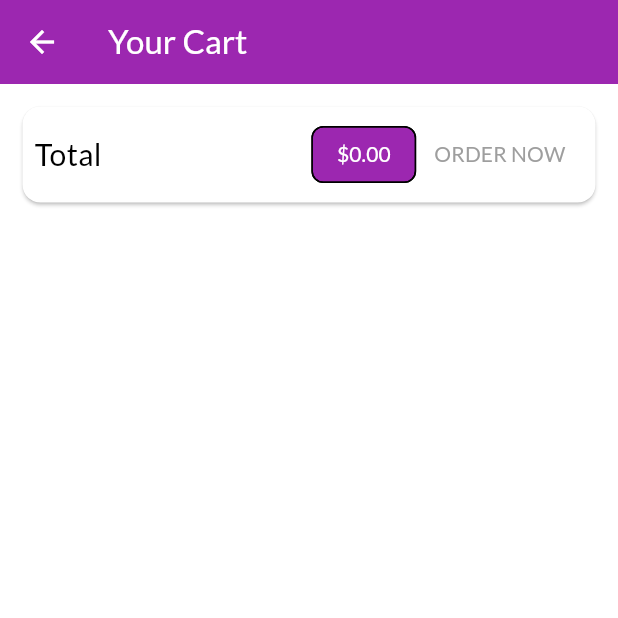
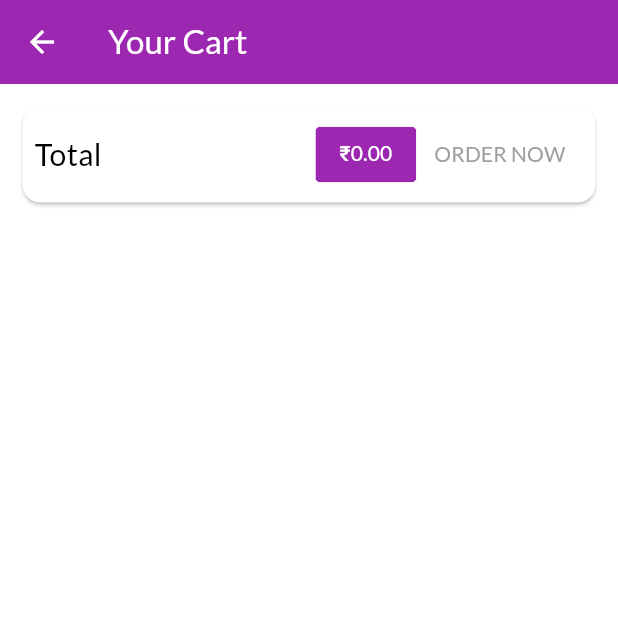
Before and after one commit to KishoreSohanda/ShopMart_app, a Flutter app: the CartScreen screen opened by its route, on a phone screen of 412 x 824 dp, the top half of it. Run offline on Flutter 3.47's test engine with Material 3 defaults, Android fonts, the phone set to English and light mode, and no system bars; our stand-ins replace shared_preferences; accounts and stored records are empty.

Commit message:
Some minor UI changes are added.

```diff
--- a/lib/main.dart
+++ b/lib/main.dart
@@ -45,7 +45,6 @@ class MyApp extends StatelessWidget {
         builder: (context, authValue, child) => MaterialApp(
           title: 'MyShop',
           theme: ThemeData(
-              primarySwatch: Colors.purple,
               colorScheme: const ColorScheme.light().copyWith(
                   primary: Colors.purple, secondary: Colors.deepOrange),
               // colorScheme: ColorScheme.fromSwatch(
--- a/lib/screens/cart_screen.dart
+++ b/lib/screens/cart_screen.dart
@@ -32,8 +32,12 @@ class CartScreen extends StatelessWidget {
                   ),
                   const Spacer(),
                   Chip(
+                    side: BorderSide.none,
+                    shape: BeveledRectangleBorder(
+                      borderRadius: BorderRadius.circular(2),
+                    ),
                     label: Text(
-                      '\$${cart.totalAmount.toStringAsFixed(2)}',
+                      '₹${cart.totalAmount.toStringAsFixed(2)}',
                       style: TextStyle(
                           color: Theme.of(context)
                               .primaryTextTheme
--- a/lib/screens/edit_product_screen.dart
+++ b/lib/screens/edit_product_screen.dart
@@ -102,6 +102,7 @@ class _EditProductScreenState extends State<EditProductScreen> {
         await Provider.of<Products>(context, listen: false)
             .addProduct(_editedProduct);
       } catch (error) {
+        // ignore: use_build_context_synchronously
         await showDialog(
           context: context,
           builder: (context) => AlertDialog(
--- a/lib/widgets/app_drawer.dart
+++ b/lib/widgets/app_drawer.dart
@@ -17,7 +17,7 @@ class AppDrawer extends StatelessWidget {
         AppBar(
           foregroundColor: Colors.white,
           backgroundColor: Theme.of(context).colorScheme.primary,
-          title: const Text('Hello Friend!'),
+          title: const Text('Manage'),
           automaticallyImplyLeading: false,
         ),
         ListTile(
--- a/lib/widgets/cart_item.dart
+++ b/lib/widgets/cart_item.dart
@@ -63,11 +63,11 @@ class CartItem extends StatelessWidget {
             leading: CircleAvatar(
               child: Padding(
                 padding: const EdgeInsets.all(5),
-                child: FittedBox(child: Text('\$$price')),
+                child: FittedBox(child: Text('₹$price')),
               ),
             ),
             title: Text(title),
-            subtitle: Text('Total: \$${(price * quantity)}'),
+            subtitle: Text('Total: ₹${(price * quantity)}'),
             trailing: Text('$quantity x'),
           ),
         ),
--- a/lib/widgets/order_item.dart
+++ b/lib/widgets/order_item.dart
@@ -26,7 +26,7 @@ class _OrderItemState extends State<OrderItem> {
         margin: const EdgeInsets.all(10),
         child: Column(children: [
           ListTile(
-            title: Text('\$${widget.order.amount}'),
+            title: Text('₹${widget.order.amount}'),
             subtitle: Text(
                 DateFormat('dd/MM/yyyy hh:mm').format(widget.order.dateTime)),
             trailing: IconButton(
@@ -57,7 +57,7 @@ class _OrderItemState extends State<OrderItem> {
                                   fontSize: 18, fontWeight: FontWeight.bold),
                             ),
                             Text(
-                              '${prod.quantity}x \$${prod.price}',
+                              '${prod.quantity}x ₹${prod.price}',
                               style: const TextStyle(
                                   fontSize: 18, color: Colors.grey),
                             )
--- a/lib/widgets/products_item.dart
+++ b/lib/widgets/products_item.dart
@@ -62,7 +62,7 @@ class ProductsItem extends StatelessWidget {
               fit: BoxFit.cover,
             ),
           ),
-          onDoubleTap: () {
+          onTap: () {
             Navigator.of(context).pushNamed(ProductDetailScreen.routeName,
                 arguments: product.id);
           },
--- a/lib/widgets/user_product_item.dart
+++ b/lib/widgets/user_product_item.dart
@@ -51,6 +51,7 @@ class UserProductItem extends StatelessWidget {
                             await Provider.of<Products>(context, listen: false)
                                 .deleteProduct(id);
                           } catch (error) {
+                            // ignore: use_build_context_synchronously
                             ScaffoldMessenger.of(context).showSnackBar(
                               const SnackBar(
                                 content: Text(
@@ -60,6 +61,7 @@ class UserProductItem extends StatelessWidget {
                               ),
                             );
                           } finally {
+                            // ignore: use_build_context_synchronously
                             Navigator.of(context).pop();
                           }
                         },
```
Also changed, not shown: lib/screens/product_detail_screen.dart (+8 -1 lines).
